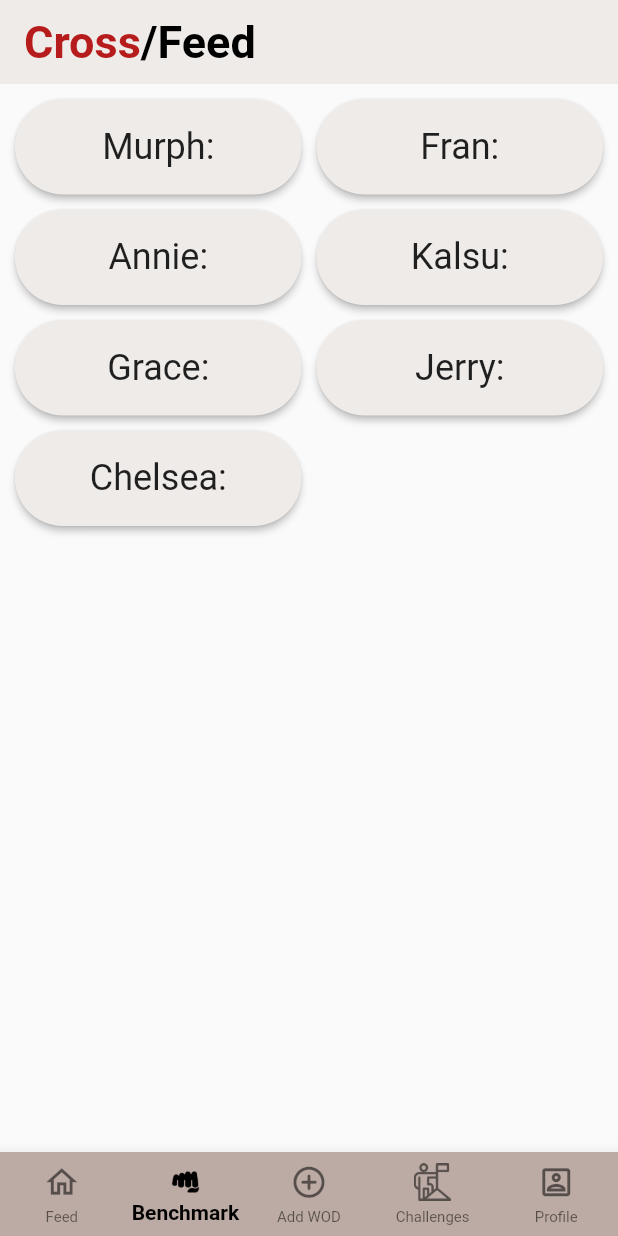
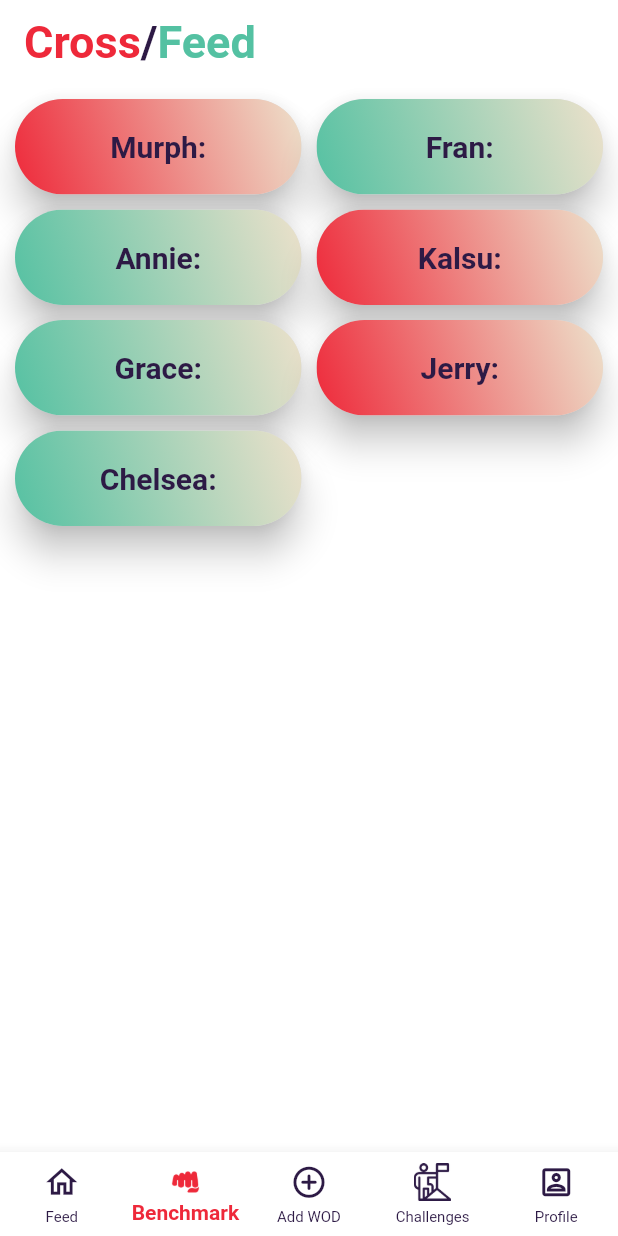
Before and after one commit to nicolaslepage/crossfeed, a Flutter app: the screen it shows after launch, item 2 of the bottom bar chosen, on a phone screen of 412 x 824 dp. Run offline on Flutter 3.47's test engine with Material 2 defaults, Android fonts, the phone set to English and light mode, and no system bars; our stand-ins replace fl_chart; missing offline and left inert: dart:ffi.

Commit message:
changed all color scheme

```diff
--- a/lib/flutter_radar_chart.dart
+++ b/lib/flutter_radar_chart.dart
@@ -7,7 +7,7 @@ import 'package:flutter/material.dart';
 import 'dart:math' show pi, cos, sin;
 
 const defaultGraphColors = [
-  Color(0xFFB71c1c),
+  Color(0xFFEE293A),
   Colors.blue,
   Colors.red,
   Colors.orange,
--- a/lib/like_button_widget.dart
+++ b/lib/like_button_widget.dart
@@ -23,7 +23,7 @@ class _like_buttonState extends State<like_button> {
       child: IconButton(
         iconSize: 30,
         icon: _selected_icon,
-        color: Colors.black,
+        color: Color(0xFF2D1A45),
         tooltip: 'Add to favorite',
         onPressed: () {
           setState(() {
--- a/lib/navigatorroute.dart
+++ b/lib/navigatorroute.dart
@@ -46,32 +46,33 @@ class _navigator_routeState extends State<navigator_route> {
   @override
   Widget build(BuildContext context) {
     return Scaffold(
+      backgroundColor: Colors.white,
       appBar: AppBar(
         elevation: 0.0,
         title: RichText(
-          text: TextSpan(
+          text: const TextSpan(
             text: 'Cross',
             style: TextStyle(
                 fontSize: 30,
-                color: Colors.red.shade900,
+                color: Color(0xFFEE293A),
                 fontWeight: FontWeight.bold),
-            children: const <TextSpan>[
+            children: <TextSpan>[
               TextSpan(
                   text: '/',
                   style: TextStyle(
                       fontSize: 30,
-                      color: Colors.black,
+                      color: Color(0xFF2D1A45),
                       fontWeight: FontWeight.bold)),
               TextSpan(
                   text: 'Feed',
                   style: TextStyle(
                       fontSize: 30,
-                      color: Colors.black,
+                      color: Color(0xFF54C1A2),
                       fontWeight: FontWeight.bold)),
             ],
           ),
         ),
-        backgroundColor: Colors.brown[50],
+        backgroundColor: Colors.white,
       ),
       body: Center(
         child: _widgetOptions.elementAt(_selectedIndex),
@@ -107,11 +108,12 @@ class _navigator_routeState extends State<navigator_route> {
         ],
         currentIndex: _selectedIndex,
 
-        selectedItemColor: Colors.black,
+        selectedItemColor: Color(0xFFEE293A),
+        unselectedItemColor: Color(0xFF2D1A45),
         unselectedFontSize: 10,
         selectedLabelStyle : const TextStyle( fontWeight: FontWeight.bold),
 
-        backgroundColor: Colors.brown[200],
+        backgroundColor: Colors.white,
         iconSize: 25.0,
 
         onTap: _onItemTapped,
--- a/lib/widget/button_widget.dart
+++ b/lib/widget/button_widget.dart
@@ -14,7 +14,7 @@ class ButtonWidget extends StatelessWidget {
   Widget build(BuildContext context) => ElevatedButton(
         style: ElevatedButton.styleFrom(
           shape: const StadiumBorder(),
-          onPrimary: Colors.white,
+          primary: Color(0xFF54C1A2),
           padding: const EdgeInsets.symmetric(horizontal: 32, vertical: 12),
         ),
         child: Text(text),
--- a/lib/widget/profile_widget.dart
+++ b/lib/widget/profile_widget.dart
@@ -12,7 +12,7 @@ class ProfileWidget extends StatelessWidget {
 
   @override
   Widget build(BuildContext context) {
-    final color = Theme.of(context).colorScheme.primary;
+    final color = Color(0xFF54C1A2);
 
     return Center(
       child: Stack(
@@ -51,7 +51,7 @@ class ProfileWidget extends StatelessWidget {
         child: buildCircle(
           color: color,
           all: 8,
-          child: const Icon(
+          child:const Icon(
             Icons.edit,
             color: Colors.white,
             size: 20,
--- a/lib/wodlist_route.dart
+++ b/lib/wodlist_route.dart
@@ -48,14 +48,63 @@ class Wodlist_route extends StatelessWidget {
       'Chelsea:',
     ];
 
-    const _categoryh_g = <String>[
-      'hero',
-      'girl',
-      'girl',
-      'hero',
-      'girl',
-      'hero',
-      'girl',
+    const  myGradient = <LinearGradient>[
+      LinearGradient(
+        begin: Alignment.bottomLeft,
+        end: Alignment.topRight,
+        colors: [
+          Color(0xFFEE293A),
+          Color(0xFFEDE1CB),
+        ],
+      ),
+      LinearGradient(
+        begin: Alignment.bottomLeft,
+        end: Alignment.topRight,
+        colors: [
+          Color(0xFF54C1A2),
+          Color(0xFFEDE1CB),
+        ],
+      ),
+      LinearGradient(
+        begin: Alignment.bottomLeft,
+        end: Alignment.topRight,
+        colors: [
+          Color(0xFF54C1A2),
+          Color(0xFFEDE1CB),
+        ],
+      ),
+      LinearGradient(
+        begin: Alignment.bottomLeft,
+        end: Alignment.topRight,
+        colors: [
+          Color(0xFFEE293A),
+          Color(0xFFEDE1CB),
+        ],
+      ),
+      LinearGradient(
+        begin: Alignment.bottomLeft,
+        end: Alignment.topRight,
+        colors: [
+          Color(0xFF54C1A2),
+          Color(0xFFEDE1CB),
+        ],
+      ),
+      LinearGradient(
+        begin: Alignment.bottomLeft,
+        end: Alignment.topRight,
+        colors: [
+          Color(0xFFEE293A),
+          Color(0xFFEDE1CB),
+        ],
+      ),
+      LinearGradient(
+        begin: Alignment.bottomLeft,
+        end: Alignment.topRight,
+        colors: [
+          Color(0xFF54C1A2),
+          Color(0xFFEDE1CB),
+        ],
+      ),
     ];
 
     const _categoryWorkouttype = <String>[
@@ -150,23 +199,27 @@ class Wodlist_route extends StatelessWidget {
       childAspectRatio: 3,
       // Generate 100 widgets that display their index in the List.
       children: List.generate(wod_examples.length, (index) {
-        return ElevatedButton(
-          style: ElevatedButton.styleFrom(
-            shape: const StadiumBorder(),
-            onPrimary: Colors.white,
-            primary:  Colors.brown[50],
-          ),
+        return RaisedButton(
+          elevation: 10,
+          shape: RoundedRectangleBorder(borderRadius: BorderRadius.circular(80.0)),
+          padding: const EdgeInsets.all(0.0),
           onPressed: () {
             Navigator.push (
               context,
               MaterialPageRoute(builder: (context) => workout_description_route(given_wod :wod_examples[index]))
             );
           },
-          child: Center(
+          child: Ink(
+            decoration: BoxDecoration(
+            gradient: myGradient[index],
+            borderRadius: const BorderRadius.all(Radius.circular(80.0)),
+            ),
+        child:Center(
           child: Text(
             wod_examples[index].name,
-            style: Theme.of(context).textTheme.headline5,
+            style: TextStyle(fontSize: 20, color: Color(0xFF2D1A45), fontWeight: FontWeight.bold),
           ),
+        ),
         ),
         );
       }),
```
Also changed, not shown: lib/category.dart (+24 -12 lines), lib/widget/bar_chart.dart (+20 -20 lines), lib/workout_description_route.dart (+12 -8 lines).
